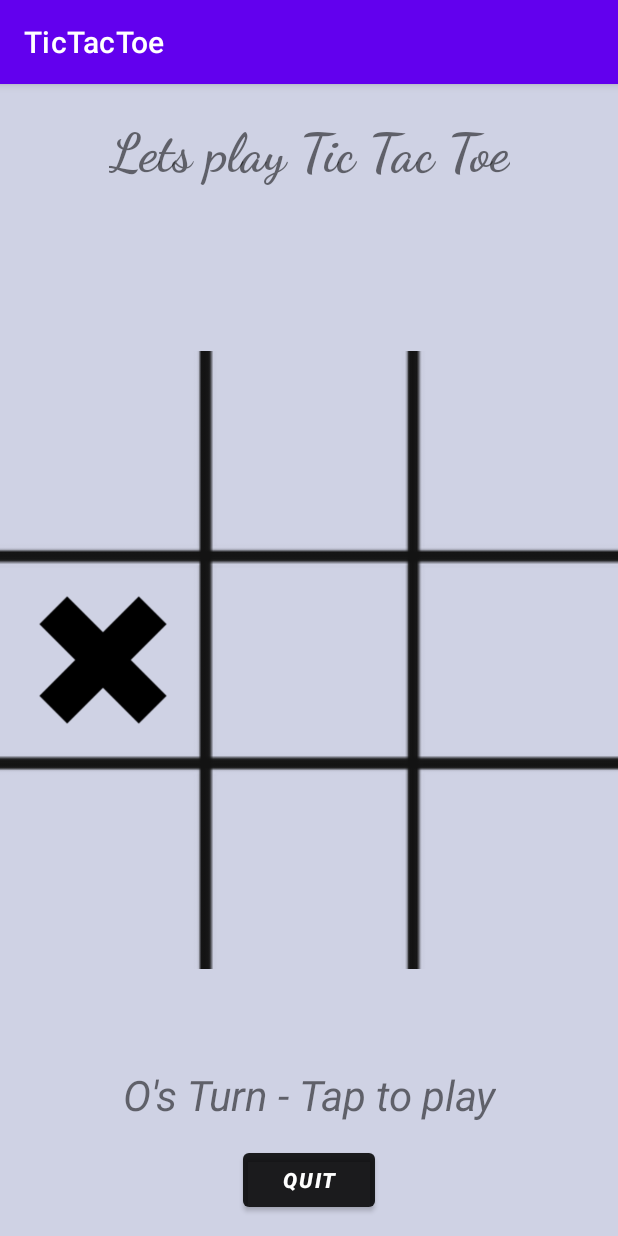
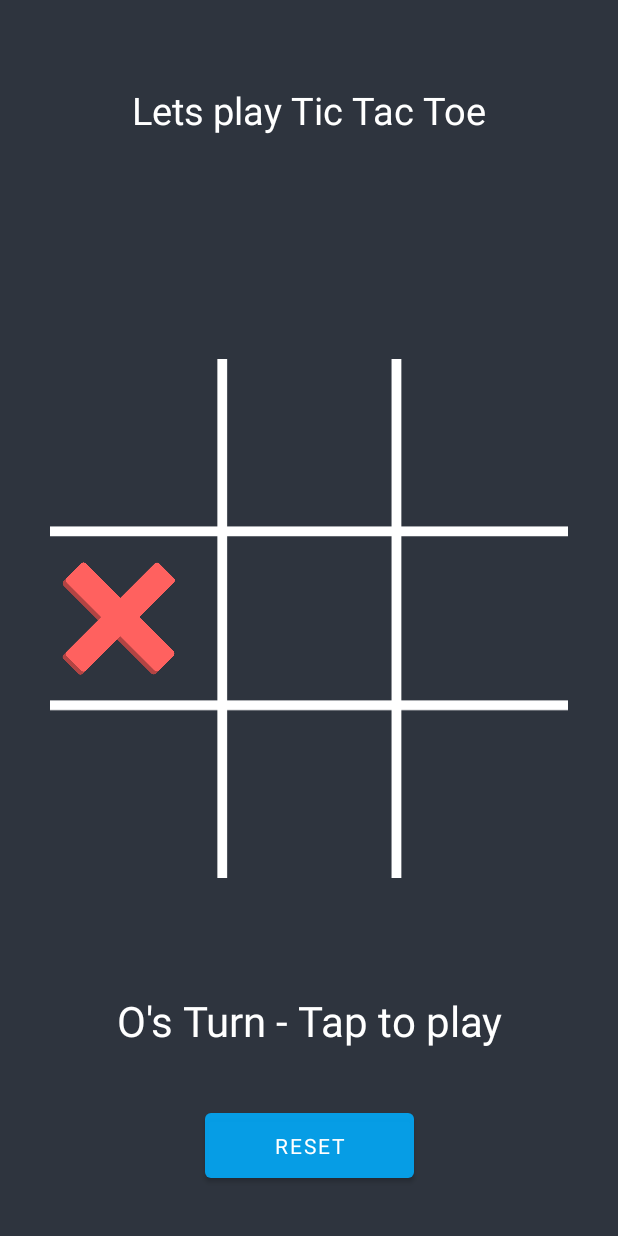
Before and after one commit to GeekLord04/Tic-Tac-Toe-App, an Android app: the screen it shows after launch (MainActivity), after a tap on an icon or button, on a phone screen of 412 x 824 dp. Run offline under Robolectric (Android 15) with nearby library versions, the phone set to English and light mode, and no system bars.

Commit message:
UI Changes + Reset Button Updated

```diff
--- a/app/src/main/java/com/example/tictactoe/MainActivity.java
+++ b/app/src/main/java/com/example/tictactoe/MainActivity.java
@@ -68,7 +68,7 @@ public class MainActivity extends AppCompatActivity {
             // from 0 to 1 or 1 to 0
             if (activePlayer == 0) {
                 // set the image of x
-                img.setImageResource(R.drawable.newx);
+                img.setImageResource(R.drawable.cross);
                 activePlayer = 1;
                 TextView status = findViewById(R.id.status);
 
@@ -76,7 +76,7 @@ public class MainActivity extends AppCompatActivity {
                 status.setText("O's Turn - Tap to play");
             } else {
                 // set the image of o
-                img.setImageResource(R.drawable.newo);
+                img.setImageResource(R.drawable.zero);
                 activePlayer = 0;
                 TextView status = findViewById(R.id.status);
 
@@ -144,14 +144,16 @@ public class MainActivity extends AppCompatActivity {
     @Override
     protected void onCreate(Bundle savedInstanceState) {
         super.onCreate(savedInstanceState);
+        getSupportActionBar().hide();
         setContentView(R.layout.activity_main);
 
         button = (Button) findViewById(R.id.button);
         button.setOnClickListener(new View.OnClickListener() {
             @Override
             public void onClick(View v) {
-                finish();
-                System.exit(0);
+                //finish();
+                gameReset(v);
+                //System.exit(0);
             }
         });
     }
--- a/app/src/main/res/layout/activity_main.xml
+++ b/app/src/main/res/layout/activity_main.xml
@@ -4,39 +4,41 @@
     xmlns:tools="http://schemas.android.com/tools"
     android:layout_width="match_parent"
     android:layout_height="match_parent"
-    android:background="#CFD2E4"
+    android:background="#2E343E"
     tools:context=".MainActivity">
 
     <!--title text-->
+
+    <!--image of the grid-->
     <TextView
         android:id="@+id/textView"
         android:layout_width="wrap_content"
         android:layout_height="wrap_content"
-        android:layout_marginTop="23dp"
+        android:layout_marginTop="56dp"
         android:text="Lets play Tic Tac Toe"
-        android:textSize="35sp"
-        android:textStyle="bold"
-        app:fontFamily="cursive"
+        android:textColor="@color/white"
+        android:textSize="25dp"
+        app:fontFamily="sans-serif"
         app:layout_constraintLeft_toLeftOf="parent"
         app:layout_constraintRight_toRightOf="parent"
         app:layout_constraintTop_toTopOf="parent" />
 
-    <!--image of the grid-->
     <ImageView
         android:id="@+id/imageView"
-        android:layout_width="0dp"
-        android:layout_height="0dp"
+        android:layout_width="345dp"
+        android:layout_height="394dp"
+        android:layout_margin="30dp"
         android:contentDescription="Start"
         app:layout_constraintBottom_toBottomOf="parent"
         app:layout_constraintEnd_toEndOf="parent"
         app:layout_constraintStart_toStartOf="parent"
         app:layout_constraintTop_toTopOf="parent"
-        app:srcCompat="@drawable/newgrid" />
+        app:srcCompat="@drawable/grid" />
 
     <LinearLayout
         android:id="@+id/linearLayout"
-        android:layout_width="0dp"
-        android:layout_height="420dp"
+        android:layout_width="380dp"
+        android:layout_height="399dp"
         android:orientation="vertical"
         app:layout_constraintBottom_toBottomOf="@+id/imageView"
         app:layout_constraintEnd_toEndOf="@+id/imageView"
@@ -149,29 +151,33 @@
     </LinearLayout>
 
     <!--game status text display-->
+
     <TextView
         android:id="@+id/status"
-        android:layout_width="wrap_content"
-        android:layout_height="wrap_content"
+        android:layout_width="286dp"
+        android:layout_height="46dp"
         android:layout_marginBottom="15sp"
         android:text="Status"
+        android:fontFamily="sans-serif"
+        android:gravity="center"
+        android:textColor="@color/white"
         android:textSize="28sp"
-        android:textStyle="italic"
         app:layout_constraintBottom_toBottomOf="parent"
-        app:layout_constraintEnd_toEndOf="parent"
-        app:layout_constraintStart_toStartOf="parent"
-        app:layout_constraintTop_toBottomOf="@+id/linearLayout" />
+        app:layout_constraintEnd_toEndOf="@+id/linearLayout"
+        app:layout_constraintStart_toStartOf="@+id/linearLayout"
+        app:layout_constraintTop_toBottomOf="@+id/linearLayout"
+        app:layout_constraintVertical_bias="0.3" />
 
     <Button
         android:id="@+id/button"
-        android:layout_width="wrap_content"
-        android:layout_height="wrap_content"
-        android:text="quit"
-        android:textStyle="bold|italic"
-        app:backgroundTint="@color/material_on_background_emphasis_high_type"
+        android:layout_width="139dp"
+        android:layout_height="55dp"
+        android:text="Reset"
+        android:fontFamily="sans-serif"
+        app:backgroundTint="#DD00AEFF"
         app:layout_constraintBottom_toBottomOf="parent"
-        app:layout_constraintEnd_toEndOf="parent"
-        app:layout_constraintStart_toStartOf="parent"
+        app:layout_constraintEnd_toEndOf="@+id/status"
+        app:layout_constraintStart_toStartOf="@+id/status"
         app:layout_constraintTop_toBottomOf="@+id/status" />
 
 
```
Also changed, not shown: app/src/main/res/drawable/cross.png (added), app/src/main/res/drawable/grid.png (added), app/src/main/res/drawable/zero.png (added).
